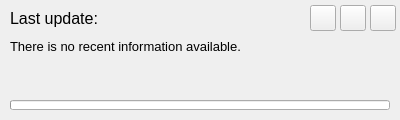
MacHansson/lazy-debian-updater, file traydialog.ui: the form before one commit.
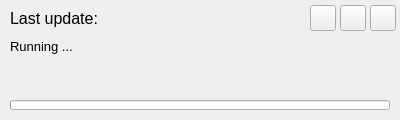
The form after the commit. Icons and pictures are not drawn.

```diff
--- a/traydialog.ui
+++ b/traydialog.ui
@@ -54,7 +54,7 @@
     <rect>
      <x>10</x>
      <y>39</y>
-     <width>331</width>
+     <width>371</width>
      <height>71</height>
     </rect>
    </property>
@@ -67,7 +67,7 @@
     <bool>true</bool>
    </property>
    <property name="text">
-    <string>There is no recent information available.</string>
+    <string>Running ...</string>
    </property>
    <property name="textFormat">
     <enum>Qt::TextFormat::RichText</enum>
@@ -75,6 +75,9 @@
    <property name="alignment">
     <set>Qt::AlignmentFlag::AlignLeading|Qt::AlignmentFlag::AlignLeft|Qt::AlignmentFlag::AlignTop</set>
    </property>
+   <property name="wordWrap">
+    <bool>true</bool>
+   </property>
    <property name="textInteractionFlags">
     <set>Qt::TextInteractionFlag::NoTextInteraction</set>
    </property>
```
